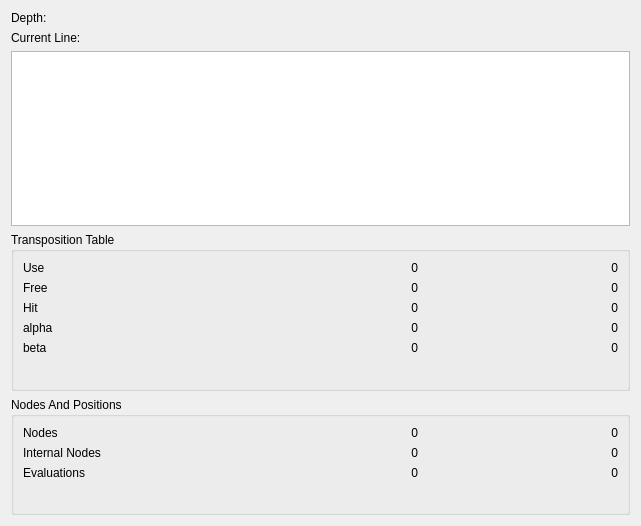
gpiez/hayabusa, file stats.ui: the form before one commit.
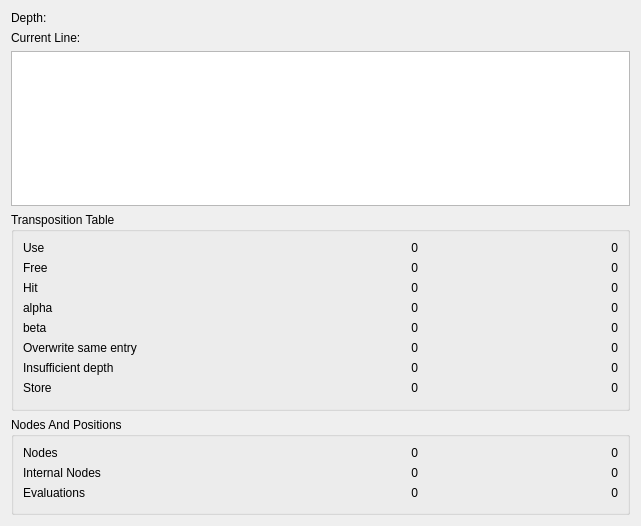
The form after the commit.

Commit message: Don't store/retrieve leaf nodes in TT. Increased speed by 30%. Reduced TT Associativity from 4 to 2, speed increase 10%. Removed tt locking for now.

```diff
--- a/stats.ui
+++ b/stats.ui
@@ -80,7 +80,7 @@
         </property>
        </widget>
       </item>
-      <item row="5" column="1">
+      <item row="8" column="1">
        <spacer name="verticalSpacer_2">
         <property name="orientation">
          <enum>Qt::Vertical</enum>
@@ -213,6 +213,87 @@
         </property>
        </widget>
       </item>
+      <item row="5" column="0">
+       <widget class="QLabel" name="label_4">
+        <property name="text">
+         <string>Overwrite same entry</string>
+        </property>
+       </widget>
+      </item>
+      <item row="6" column="0">
+       <widget class="QLabel" name="label_5">
+        <property name="text">
+         <string>Insufficient depth</string>
+        </property>
+       </widget>
+      </item>
+      <item row="5" column="1">
+       <widget class="QLabel" name="vttoverwrite">
+        <property name="text">
+         <string>0</string>
+        </property>
+        <property name="alignment">
+         <set>Qt::AlignRight|Qt::AlignTrailing|Qt::AlignVCenter</set>
+        </property>
+       </widget>
+      </item>
+      <item row="6" column="1">
+       <widget class="QLabel" name="vttinsufficient">
+        <property name="text">
+         <string>0</string>
+        </property>
+        <property name="alignment">
+         <set>Qt::AlignRight|Qt::AlignTrailing|Qt::AlignVCenter</set>
+        </property>
+       </widget>
+      </item>
+      <item row="5" column="2">
+       <widget class="QLabel" name="nttoverwrite">
+        <property name="text">
+         <string>0</string>
+        </property>
+        <property name="alignment">
+         <set>Qt::AlignRight|Qt::AlignTrailing|Qt::AlignVCenter</set>
+        </property>
+       </widget>
+      </item>
+      <item row="6" column="2">
+       <widget class="QLabel" name="nttinsufficient">
+        <property name="text">
+         <string>0</string>
+        </property>
+        <property name="alignment">
+         <set>Qt::AlignRight|Qt::AlignTrailing|Qt::AlignVCenter</set>
+        </property>
+       </widget>
+      </item>
+      <item row="7" column="0">
+       <widget class="QLabel" name="label_7">
+        <property name="text">
+         <string>Store</string>
+        </property>
+       </widget>
+      </item>
+      <item row="7" column="1">
+       <widget class="QLabel" name="vttstore">
+        <property name="text">
+         <string>0</string>
+        </property>
+        <property name="alignment">
+         <set>Qt::AlignRight|Qt::AlignTrailing|Qt::AlignVCenter</set>
+        </property>
+       </widget>
+      </item>
+      <item row="7" column="2">
+       <widget class="QLabel" name="nttstore">
+        <property name="text">
+         <string>0</string>
+        </property>
+        <property name="alignment">
+         <set>Qt::AlignRight|Qt::AlignTrailing|Qt::AlignVCenter</set>
+        </property>
+       </widget>
+      </item>
      </layout>
     </widget>
    </item>
```
The commit also changes 6 other files.
